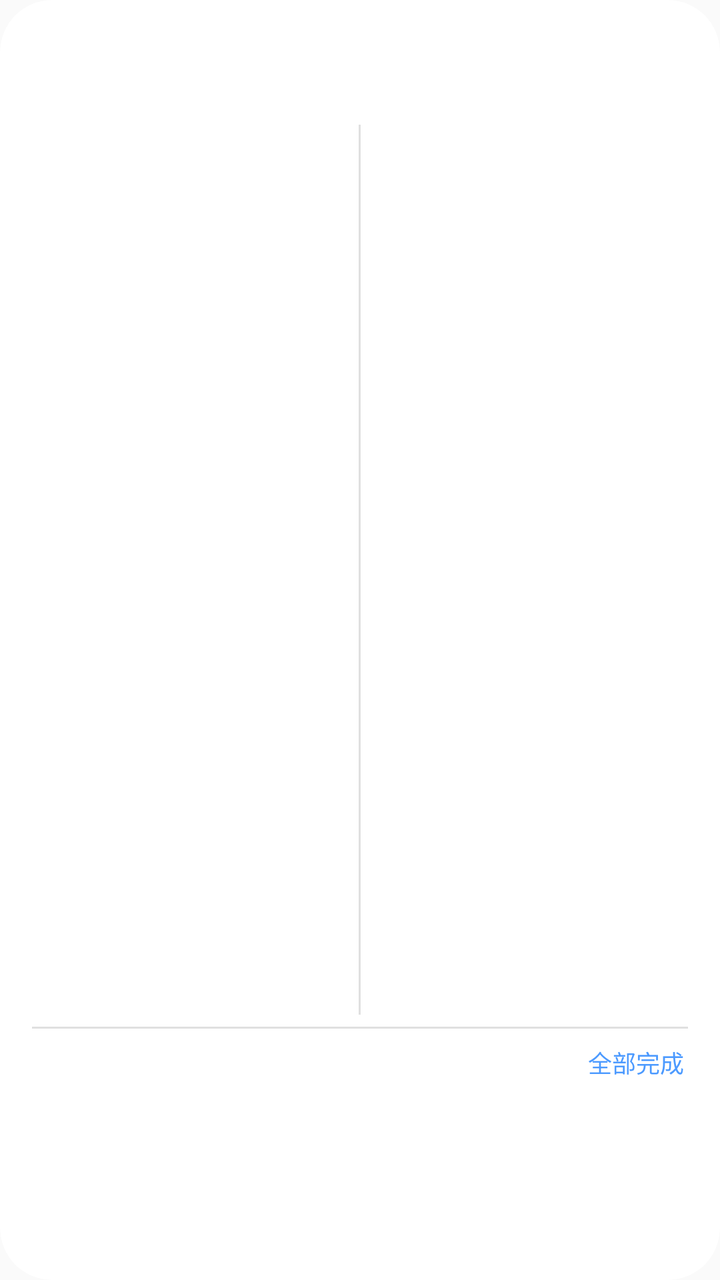
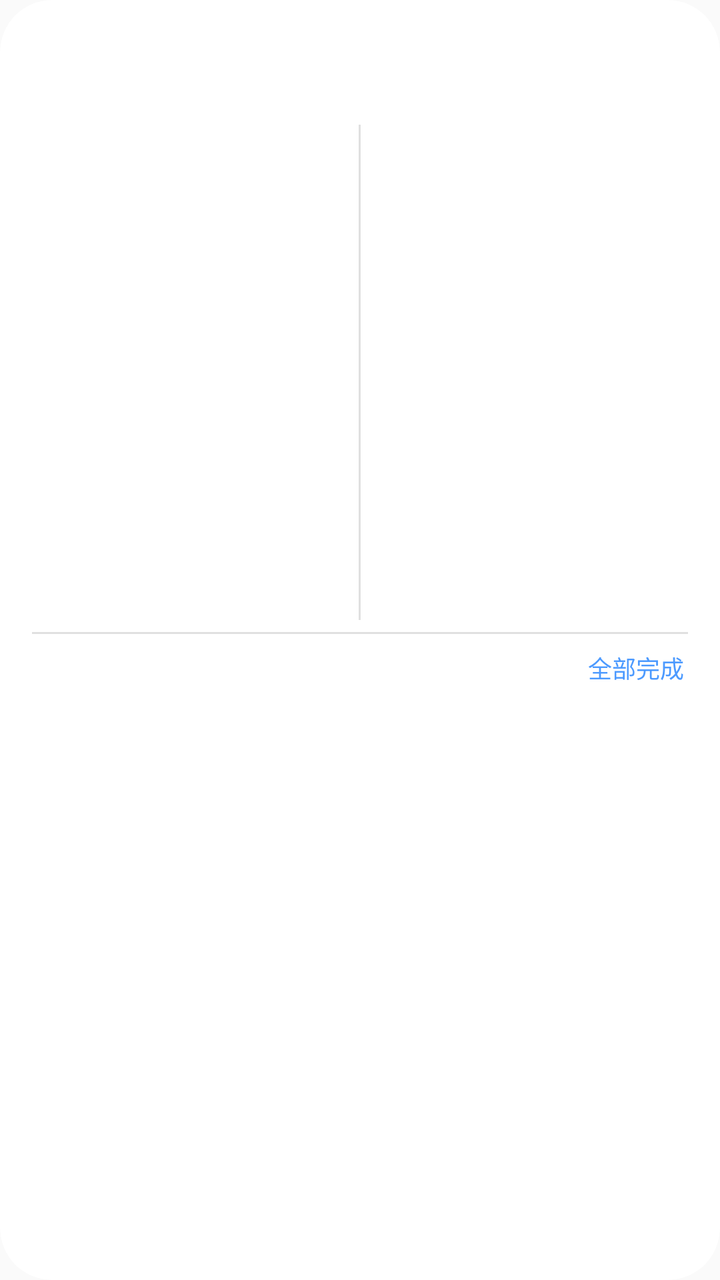

An Android layout rendered at two revisions. The XML below is the earlier revision; the diff shows what the commit changed to produce the second picture.
<!-- AndroidManifest.xml: another module's application theme AppTheme -->
<!-- res/layout/widget_main.xml -->
<?xml version="1.0" encoding="utf-8"?>
<FrameLayout xmlns:android="http://schemas.android.com/apk/res/android"
    android:id="@+id/widget_root"
    android:layout_width="match_parent"
    android:layout_height="match_parent"
    android:background="@drawable/widget_bg_tint"
    android:clipToOutline="true">

    
    <ImageView
        android:id="@+id/widget_bg_image"
        android:layout_width="match_parent"
        android:layout_height="match_parent"
        android:scaleType="centerCrop"
        android:contentDescription="@null" />

    <LinearLayout
        android:id="@+id/widget_content"
        android:layout_width="match_parent"
        android:layout_height="match_parent"
        android:orientation="vertical"
        android:paddingStart="16dp"
        android:paddingEnd="16dp"
        android:paddingTop="12dp"
        android:paddingBottom="8dp">

    
    <LinearLayout
        android:layout_width="match_parent"
        android:layout_height="wrap_content"
        android:orientation="horizontal"
        android:baselineAligned="true">

        <TextView
            android:id="@+id/widget_board_title"
            android:layout_width="0dp"
            android:layout_height="wrap_content"
            android:layout_weight="1"
            android:maxLines="1"
            android:ellipsize="end"
            android:textSize="17sp"
            android:textStyle="bold"
            android:textColor="@color/widget_text_primary"
            />

        <TextView
            android:id="@+id/widget_date"
            android:layout_width="wrap_content"
            android:layout_height="wrap_content"
            android:maxLines="1"
            android:textSize="13sp"
            android:textColor="@color/widget_text_secondary" />
    </LinearLayout>

    
    <LinearLayout
        android:layout_width="match_parent"
        android:layout_height="wrap_content"
        android:orientation="horizontal"
        android:layout_marginTop="6dp">

        <TextView
            android:id="@+id/widget_today_label"
            android:layout_width="0dp"
            android:layout_height="wrap_content"
            android:layout_weight="1"
            android:textSize="13sp"
            android:textColor="@color/widget_section_label" />

        <TextView
            android:id="@+id/widget_tomorrow_label"
            android:layout_width="0dp"
            android:layout_height="wrap_content"
            android:layout_weight="1"
            android:textSize="13sp"
            android:textColor="@color/widget_section_label" />
    </LinearLayout>

    
    <LinearLayout
        android:layout_width="match_parent"
        android:layout_height="0dp"
        android:layout_weight="1"
        android:orientation="horizontal"
        android:layout_marginTop="4dp">

        <ListView
            android:id="@+id/widget_today_list"
            android:layout_width="0dp"
            android:layout_height="match_parent"
            android:layout_weight="1"
            android:divider="@null"
            android:dividerHeight="0dp"
            android:scrollbars="vertical"
            android:fadeScrollbars="false"
            android:listSelector="@android:color/transparent" />

        <ImageView
            android:id="@+id/widget_divider_vertical"
            android:layout_width="1dp"
            android:layout_height="match_parent"
            android:layout_marginStart="8dp"
            android:layout_marginEnd="8dp"
            android:background="@color/widget_divider"
            android:contentDescription="@null" />

        <ListView
            android:id="@+id/widget_tomorrow_list"
            android:layout_width="0dp"
            android:layout_height="match_parent"
            android:layout_weight="1"
            android:divider="@null"
            android:dividerHeight="0dp"
            android:scrollbars="vertical"
            android:fadeScrollbars="false"
            android:listSelector="@android:color/transparent" />
    </LinearLayout>

    <ImageView
        android:id="@+id/widget_divider_horizontal"
        android:layout_width="match_parent"
        android:layout_height="1dp"
        android:layout_marginTop="6dp"
        android:background="@color/widget_divider"
        android:contentDescription="@null" />

    
    <LinearLayout
        android:layout_width="match_parent"
        android:layout_height="wrap_content"
        android:orientation="horizontal"
        android:gravity="center_vertical"
        android:layout_marginTop="6dp"
        android:layout_marginBottom="2dp">

        <TextView
            android:id="@+id/widget_todo_header"
            android:layout_width="0dp"
            android:layout_height="wrap_content"
            android:layout_weight="1"
            android:textSize="13sp"
            android:textColor="@color/widget_section_label" />

        <TextView
            android:id="@+id/widget_todo_all_done"
            android:layout_width="wrap_content"
            android:layout_height="wrap_content"
            android:paddingStart="8dp"
            android:paddingEnd="2dp"
            android:paddingTop="2dp"
            android:paddingBottom="2dp"
            android:textSize="12sp"
            android:textColor="#FF4C9AFF"
            android:text="@string/widget_all_done" />
    </LinearLayout>

    
    <ListView
        android:id="@+id/widget_todo_list"
        android:layout_width="match_parent"
        android:layout_height="88dp"
        android:divider="@null"
        android:dividerHeight="0dp"
        android:scrollbars="vertical"
        android:fadeScrollbars="false"
        android:listSelector="@android:color/transparent" />
    </LinearLayout>
</FrameLayout>
<!-- resources referenced by this layout -->
<resources>
  <color name="widget_divider">#1F000000</color>
  <color name="widget_section_label">#FF3D3D3D</color>
  <color name="widget_text_primary">#FF1A1A1A</color>
  <color name="widget_text_secondary">#FF6B6B6B</color>
  <!-- drawable widget_bg_tint (drawable) -->
  <?xml version="1.0" encoding="utf-8"?>
  <shape xmlns:android="http://schemas.android.com/apk/res/android"
      android:shape="rectangle">
      <solid android:color="#FFFFFFFF" />
      <corners android:radius="26dp" />
  </shape>
  <string name="widget_all_done">全部完成</string>
  <style name="AppTheme" parent="Theme.AppCompat.Light.DarkActionBar">
          
          <item name="colorPrimary">@color/colorPrimary</item>
          <item name="colorPrimaryDark">@color/colorPrimaryDark</item>
          <item name="colorAccent">@color/colorAccent</item>
      </style>
</resources>

<!-- the commit's change to res/layout/widget_main.xml (unified diff, before → after) -->
@@ -158,7 +158,8 @@
     <ListView
         android:id="@+id/widget_todo_list"
         android:layout_width="match_parent"
-        android:layout_height="88dp"
+        android:layout_height="0dp"
+        android:layout_weight="1.15"
         android:divider="@null"
         android:dividerHeight="0dp"
         android:scrollbars="vertical"
